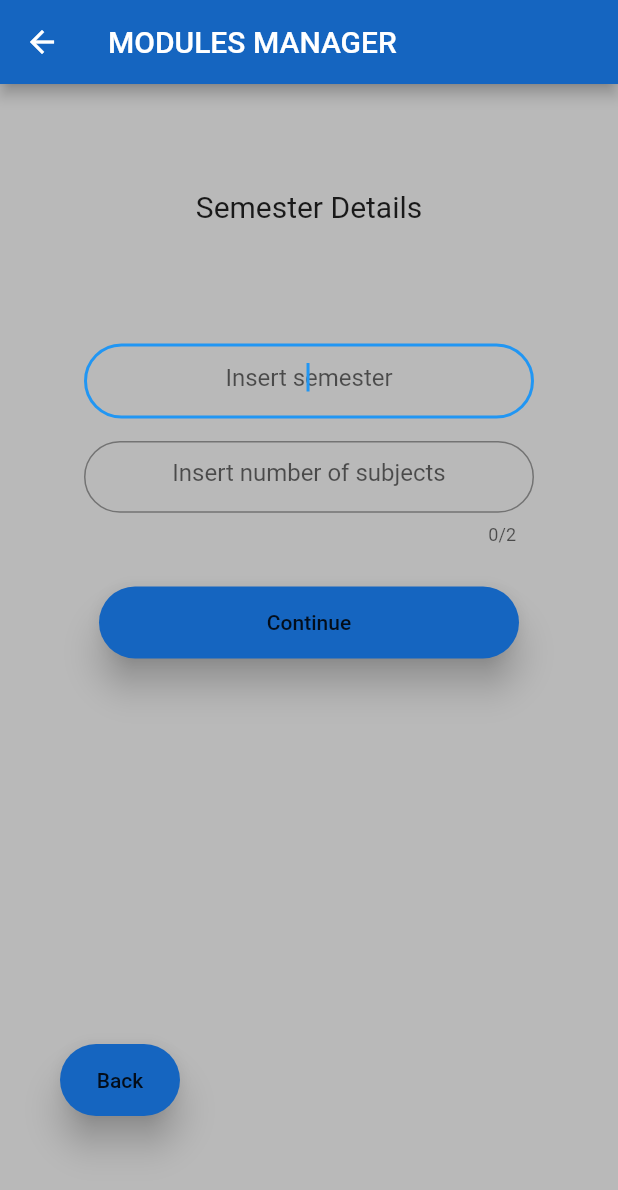
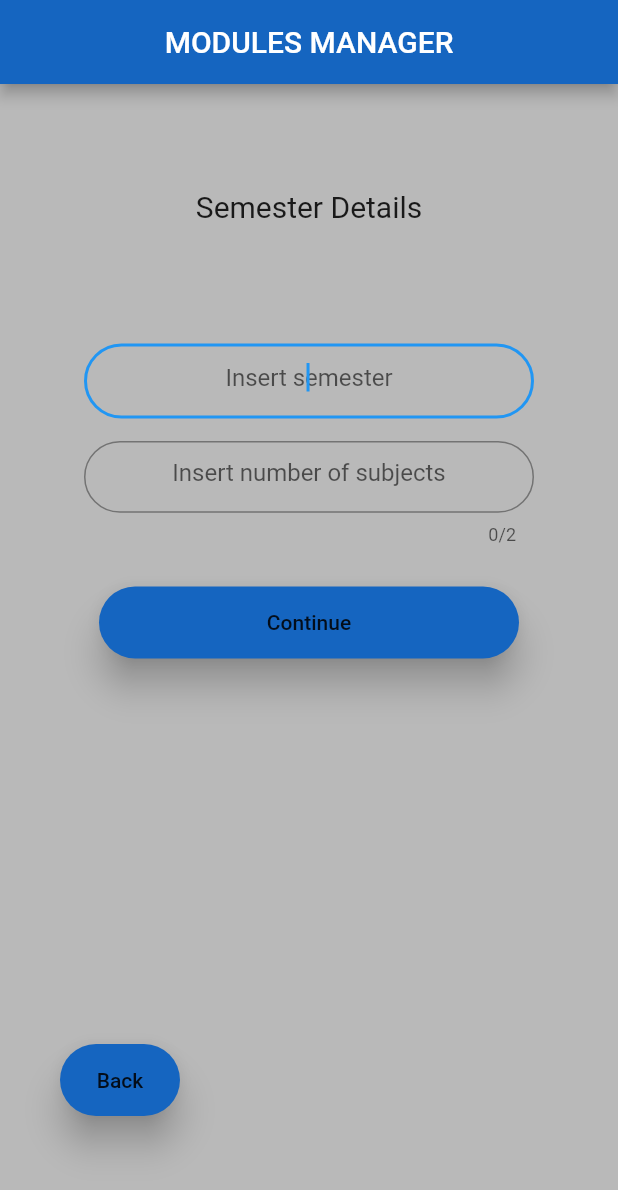
Before and after one commit to SharvinS/ModulesManager, a Flutter app: the screen it shows after launch, after a tap on "INSERT/UPDATE SEMESTER MODULES", on a phone screen of 412 x 824 dp. Shown: the top 1190 px of the screen. Run offline on Flutter 3.47's test engine with Material 2 defaults, Android fonts, the light colour scheme and no system bars; our stand-ins replace sqflite; accounts and stored records are empty.

Commit message:
Further UI updates.

```diff
--- a/lib/CgpaCalculator.dart
+++ b/lib/CgpaCalculator.dart
@@ -43,8 +43,10 @@ class _CgpaCalculatorRoute extends State<CgpaCalculatorRoute> {
               backgroundColor:
                   Colors.blue[800], //color of the app bar
               title: Text(
-                "MODULES MANAGER", //text displayed on the app bar
+                "MODULES MANAGER" //text displayed on the app bar
               ),
+              leading: new Container(),
+              centerTitle: true,
             ),
             body: new Material(
               //the body of the homepage
--- a/lib/Course.dart
+++ b/lib/Course.dart
@@ -18,8 +18,9 @@ class _CourseRoute extends State<CourseRoute> {
         home: Scaffold(   //create an empty whole page which is the main layout
             appBar: AppBar(   //create an app bar for the page
               backgroundColor: Colors.blue[800],    //color of the app bar
-                title: Text("MODULES MANAGER", //text displayed on the app bar
-              ),
+                title: Text("MODULES MANAGER"), //text displayed on the app bar
+              leading: new Container(),
+              centerTitle: true,
             ),
             body: new Material(   //the body of the homepage
               child: new Container(   //contains all the content of the page body
--- a/lib/SemSubj.dart
+++ b/lib/SemSubj.dart
@@ -19,6 +19,8 @@ class GPAState extends State<GPA> {
         resizeToAvoidBottomPadding: false,
         appBar: new AppBar(
             title: new Text("MODULES MANAGER"),
+            leading: new Container(),
+            centerTitle: true,
             backgroundColor: Colors.blue[800]),
         body: new Material(
             child: new Container(
--- a/lib/main.dart
+++ b/lib/main.dart
@@ -1,3 +1,4 @@
+import 'package:flutter/cupertino.dart';
 import 'package:flutter/material.dart';
 import 'package:cgpa_calculator_assignment/SemSubj.dart';
 import 'CgpaCalculator.dart';
@@ -19,7 +20,9 @@ class HomeScreen extends StatelessWidget {
     return new Scaffold( //create an empty whole page which is the main layout
       appBar: AppBar(     //create an app bar for the homepage
           backgroundColor: Colors.blue[800],    //color of the app bar
-          title: Text('MODULES MANAGER')    //text displayed on the app bar
+          title: Text('MODULES MANAGER'),    //text displayed on the app bar
+        leading: new Container(),
+        centerTitle: true,
       ),
       body: new Material(   //the body of the homepage
         child: new Container( //contains all the content of the page body
```
Also changed, not shown: lib/GpaCalculator.dart (+16 -3 lines), 1 other file.
